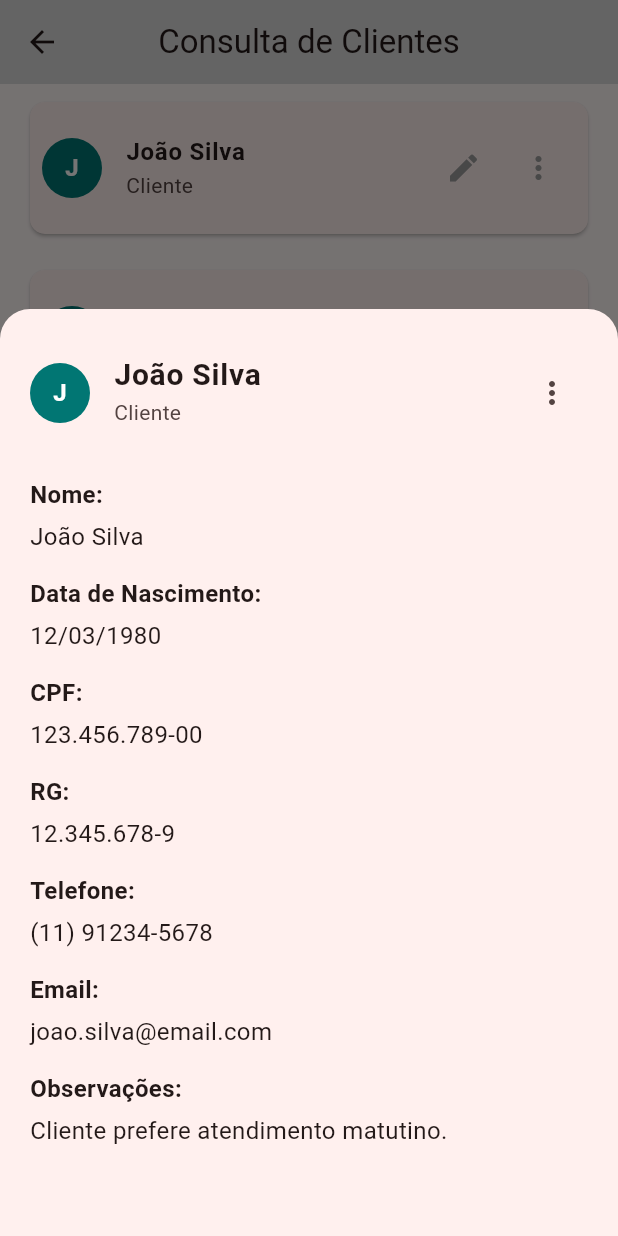
After one commit to GustavoLMarcelino/PlantaoFlex, a Flutter app: the SearchClientScreen screen opened by its route, after a tap on an icon or button, on a phone screen of 412 x 824 dp. The commit adds this screen. Run offline on Flutter 3.47's test engine with Material 3 defaults, Android fonts, the phone set to English and light mode, and no system bars; our stand-ins replace firebase_auth, firebase_core; accounts and stored records are empty.

Commit message:
0.9.0
Front do Consultar Clientes feita

```diff
--- a/lib/main.dart
+++ b/lib/main.dart
@@ -4,6 +4,7 @@ import 'package:plantaoflex/screens/main_screen.dart';
 import 'package:plantaoflex/screens/registerCli_screen.dart' as register;
 import 'package:plantaoflex/screens/registerMed_screen.dart';
 import 'package:plantaoflex/screens/searchMed_screen.dart';
+import 'package:plantaoflex/screens/searchCli_screen.dart';
 import 'package:firebase_core/firebase_core.dart';
 import 'firebase_options.dart';
 
@@ -31,13 +32,12 @@ class MyApp extends StatelessWidget {
       initialRoute: '/', // Define a rota inicial como o LoginScreen
       routes: {
         '/': (context) => const login.LoginScreen(
-            title: 'Login'), // Prefixo aplicado ao LoginScreen
+title: 'Login'), // Prefixo aplicado ao LoginScreen
         '/main': (context) => const MainScreen(), // Página principal
-        '/register-client': (context) => register
-            .RegisterClientScreen(), // Prefixo aplicado ao RegisterClientScreen
-        '/register-doctor': (context) =>
-            const RegisterDoctorScreen(), // Cadastro de médico
-        '/search-doctor': (context) => SearchMedScreen(), // Consultar Médico
+        '/register-client': (context) => register.RegisterClientScreen(), // Prefixo aplicado ao RegisterClientScreen
+        '/register-doctor': (context) => const RegisterDoctorScreen(), // Cadastro de médico
+        '/search-doctor': (context) => const SearchMedScreen(), // Consultar Médico
+        '/search-client': (context) => const SearchClientScreen(), // Consultar cliente
       },
     );
   }
--- a/lib/screens/main_screen.dart
+++ b/lib/screens/main_screen.dart
@@ -127,17 +127,21 @@ class MainScreen extends StatelessWidget {
             ),
           ),
           onPressed: () {
-            if (text == 'Cadastrar novo Cliente') {
+            if (text == 'Consultar Médicos') {
               // Navegar para a tela de cadastro de cliente
-              Navigator.pushNamed(context, '/register-client');
+              Navigator.pushNamed(context, '/search-doctor');
+            }
+            if (text == 'Consultar Clientes') {
+              // Navegar para a tela de cadastro de cliente
+              Navigator.pushNamed(context, '/search-client');
             }
             if (text == 'Cadastrar novo Médico') {
               // Navegar para a tela de cadastro de cliente
               Navigator.pushNamed(context, '/register-doctor');
             }
-            if (text == 'Consultar Médicos') {
+            if (text == 'Cadastrar novo Cliente') {
               // Navegar para a tela de cadastro de cliente
-              Navigator.pushNamed(context, '/search-doctor');
+              Navigator.pushNamed(context, '/register-client');
             }
           },
           child: Text(
--- /dev/null
+++ b/lib/screens/searchCli_screen.dart
@@ -0,0 +1,234 @@
+import 'package:flutter/material.dart';
+
+class SearchClientScreen extends StatelessWidget {
+  const SearchClientScreen({Key? key}) : super(key: key);
+
+  // Lista de clientes para preencher a lista
+  final List<Map<String, dynamic>> clientes = const [
+    {
+      'nome': 'João Silva',
+      'nascimento': '12/03/1980',
+      'cpf': '123.456.789-00',
+      'rg': '12.345.678-9',
+      'telefone': '(11) 91234-5678',
+      'email': 'joao.silva@email.com',
+      'observacoes': 'Cliente prefere atendimento matutino.',
+    },
+    {
+      'nome': 'Maria Oliveira',
+      'nascimento': '22/07/1992',
+      'cpf': '987.654.321-00',
+      'rg': '98.765.432-1',
+      'telefone': '(21) 98765-4321',
+      'email': 'maria.oliveira@email.com',
+      'observacoes': 'Necessário lembrar sobre alergias a medicamentos.',
+    },
+    // Adicione mais clientes conforme necessário...
+  ];
+
+  @override
+  Widget build(BuildContext context) {
+    return Scaffold(
+      appBar: AppBar(
+        title: const Text('Consulta de Clientes'),
+        centerTitle: true,
+        backgroundColor: const Color.fromARGB(255, 217, 217, 217),
+        automaticallyImplyLeading: true,
+      ),
+      body: ListView.builder(
+        itemCount: clientes.length,
+        itemBuilder: (context, index) {
+          final cliente = clientes[index];
+          return _buildClientTile(
+            context,
+            cliente['nome'],
+            cliente,
+          );
+        },
+      ),
+    );
+  }
+
+  // Função para construir um "ListTile" personalizado para cada cliente
+  Widget _buildClientTile(BuildContext context, String nome, Map<String, dynamic> cliente) {
+    return Padding(
+      padding: const EdgeInsets.symmetric(vertical: 8.0, horizontal: 16.0),
+      child: GestureDetector(
+        onTap: () {
+          _showClientDetails(context, cliente);
+        },
+        child: Card(
+          shape: RoundedRectangleBorder(
+            borderRadius: BorderRadius.circular(10.0),
+          ),
+          child: ListTile(
+            contentPadding: const EdgeInsets.all(8.0),
+            leading: CircleAvatar(
+              backgroundColor: const Color.fromARGB(255, 1, 118, 115),
+              child: Text(
+                nome[0], // Pega a primeira letra do nome
+                style: const TextStyle(color: Colors.white, fontWeight: FontWeight.bold),
+              ),
+            ),
+            title: Text(
+              nome,
+              style: const TextStyle(
+                fontWeight: FontWeight.bold,
+                fontSize: 16,
+              ),
+            ),
+            subtitle: Text('Cliente'),
+            trailing: SizedBox(
+              width: 100, // Largura total da área de ações à direita
+              child: Row(
+                mainAxisAlignment: MainAxisAlignment.spaceAround,
+                children: const [
+                  Icon(Icons.edit, color: Colors.grey),
+                  Icon(Icons.more_vert, color: Colors.grey),
+                ],
+              ),
+            ),
+          ),
+        ),
+      ),
+    );
+  }
+
+  // Função para exibir o Bottom Sheet com os detalhes do cliente
+  void _showClientDetails(BuildContext context, Map<String, dynamic> cliente) {
+    showModalBottomSheet(
+      context: context,
+      isScrollControlled: true, // Permite maior controle sobre a altura
+      shape: const RoundedRectangleBorder(
+        borderRadius: BorderRadius.vertical(top: Radius.circular(20.0)),
+      ),
+      builder: (context) {
+        return FractionallySizedBox(
+          heightFactor: 0.75, // Define a altura como 75% da tela
+          child: Padding(
+            padding: const EdgeInsets.all(20.0),
+            child: Column(
+              mainAxisSize: MainAxisSize.min, // Faz o BottomSheet ajustar-se ao conteúdo
+              crossAxisAlignment: CrossAxisAlignment.start,
+              children: [
+                Row(
+                  mainAxisAlignment: MainAxisAlignment.spaceBetween,
+                  children: [
+                    Expanded(
+                      child: ListTile(
+                        contentPadding: EdgeInsets.zero,
+                        leading: CircleAvatar(
+                          backgroundColor: const Color.fromARGB(255, 1, 118, 115),
+                          child: Text(
+                            cliente['nome'][0], // Pega a primeira letra do nome
+                            style: const TextStyle(
+                              color: Colors.white,
+                              fontWeight: FontWeight.bold,
+                            ),
+                          ),
+                        ),
+                        title: Text(
+                          cliente['nome'],
+                          style: const TextStyle(
+                            fontWeight: FontWeight.bold,
+                            fontSize: 20, // Aumentando o tamanho da fonte para o nome
+                          ),
+                        ),
+                        subtitle: const Text('Cliente'),
+                      ),
+                    ),
+                    IconButton(
+                      icon: const Icon(Icons.more_vert),
+                      onPressed: () {
+                        _showEditMenu(context);
+                      },
+                    ),
+                  ],
+                ),
+                const SizedBox(height: 20), // Maior espaçamento entre as linhas
+
+                // Detalhes com espaçamento e fonte maior
+                _buildDetailItem('Nome', cliente['nome']),
+                const SizedBox(height: 15), // Aumentando espaçamento entre os itens
+
+                _buildDetailItem('Data de Nascimento', cliente['nascimento']),
+                const SizedBox(height: 15), // Aumentando espaçamento entre os itens
+
+                _buildDetailItem('CPF', cliente['cpf']),
+                const SizedBox(height: 15), // Aumentando espaçamento entre os itens
+
+                _buildDetailItem('RG', cliente['rg']),
+                const SizedBox(height: 15), // Aumentando espaçamento entre os itens
+
+                _buildDetailItem('Telefone', cliente['telefone']),
+                const SizedBox(height: 15), // Aumentando espaçamento entre os itens
+
+                _buildDetailItem('Email', cliente['email']),
+                const SizedBox(height: 15), // Aumentando espaçamento entre os itens
+
+                _buildDetailItem('Observações', cliente['observacoes']),
+                const SizedBox(height: 25), // Espaçamento extra antes de fechar
+              ],
+            ),
+          ),
+        );
+      },
+    );
+  }
+
+  // Função para exibir o menu de três pontos dentro do Bottom Sheet
+  void _showEditMenu(BuildContext context) {
+    showModalBottomSheet(
+      context: context,
+      shape: const RoundedRectangleBorder(
+        borderRadius: BorderRadius.vertical(top: Radius.circular(10.0)),
+      ),
+      builder: (context) {
+        return ListView(
+          shrinkWrap: true, // Ajusta o tamanho ao conteúdo
+          children: [
+            ListTile(
+              leading: const Icon(Icons.edit),
+              title: const Text('Editar'),
+              onTap: () {
+                Navigator.pop(context); // Fecha o menu
+                // Ação de editar
+              },
+            ),
+            ListTile(
+              leading: const Icon(Icons.delete),
+              title: const Text('Excluir'),
+              onTap: () {
+                Navigator.pop(context); // Fecha o menu
+                // Ação de excluir
+              },
+            ),
+          ],
+        );
+      },
+    );
+  }
+
+  // Função para construir os detalhes de cada item do cliente no BottomSheet
+  Widget _buildDetailItem(String title, String value) {
+    return Column(
+      crossAxisAlignment: CrossAxisAlignment.start,
+      children: [
+        Text(
+          '$title: ',
+          style: const TextStyle(
+            fontWeight: FontWeight.bold,
+            fontSize: 16, // Aumentando o tamanho da fonte para o título
+          ),
+        ),
+        const SizedBox(height: 5), // Espaço pequeno entre título e valor
+        Text(
+          value,
+          style: const TextStyle(
+            fontSize: 16, // Aumentando o tamanho da fonte para o valor
+          ),
+        ),
+      ],
+    );
+  }
+}
```
Also changed, not shown: 2 other files.
